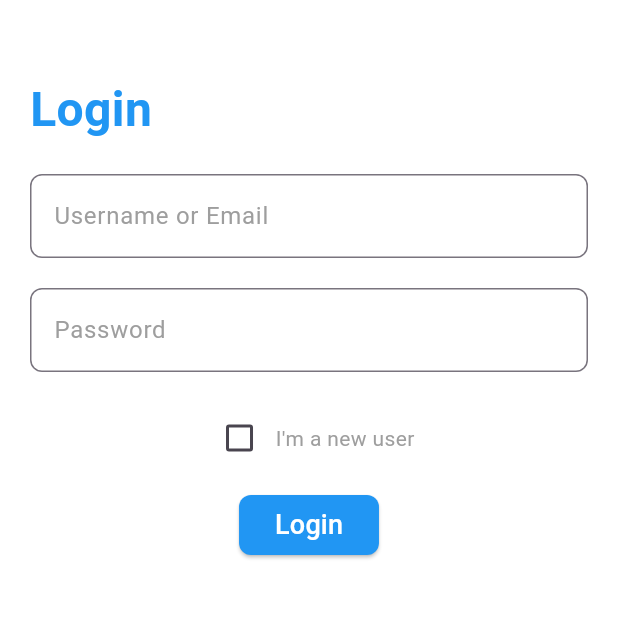
After one commit to androidvitb/Workout-Assistant, a Flutter app: the LoginScreen screen opened directly, on a phone screen of 412 x 824 dp, the top half of it. The commit adds this screen. Run offline on Flutter 3.47's test engine with Material 3 defaults, Android fonts, the phone set to English and light mode, and no system bars; our stand-ins replace firebase_core, firebase_database; accounts and stored records are empty.

Commit message:
User login feature using firebase completed

```diff
--- /dev/null
+++ b/lib/other_dart_files/login.dart
@@ -0,0 +1,119 @@
+import 'package:flutter/material.dart';
+import 'package:workout_assistant/other_dart_files/firebase_db.dart';
+
+class LoginScreen extends StatefulWidget {
+  const LoginScreen({super.key});
+
+  @override
+  State<LoginScreen> createState() => _LoginScreenState();
+}
+
+class _LoginScreenState extends State<LoginScreen> {
+  final TextEditingController usernameController = TextEditingController();
+  final TextEditingController passwordController = TextEditingController();
+
+  bool isNewUser = false;
+
+  @override
+  Widget build(BuildContext context) {
+    return Scaffold(
+      backgroundColor: Colors.white,
+      body: SingleChildScrollView(
+        child: Padding(
+          padding: const EdgeInsets.symmetric(horizontal: 20.0, vertical: 50.0),
+          child: Column(
+            crossAxisAlignment: CrossAxisAlignment.start,
+            children: [
+              const Text(
+                'Login',
+                style: TextStyle(
+                  fontSize: 32,
+                  fontWeight: FontWeight.bold,
+                  color: Colors.blue,
+                ),
+              ),
+              const SizedBox(height: 20),
+              TextField(
+                controller: usernameController,
+                decoration: InputDecoration(
+                  labelText: 'Username or Email',
+                  labelStyle: const TextStyle(color: Colors.grey),
+                  border: OutlineInputBorder(
+                    borderRadius: BorderRadius.circular(8.0),
+                  ),
+                ),
+              ),
+              const SizedBox(height: 20),
+              TextField(
+                controller: passwordController,
+                obscureText: true,
+                decoration: InputDecoration(
+                  labelText: 'Password',
+                  labelStyle: const TextStyle(color: Colors.grey),
+                  border: OutlineInputBorder(
+                    borderRadius: BorderRadius.circular(8.0),
+                  ),
+                ),
+              ),
+              const SizedBox(height: 20),
+              Row(
+                mainAxisAlignment: MainAxisAlignment.center,
+                children: [
+                  Checkbox(
+                    value: isNewUser,
+                    onChanged: (bool? value) {
+                      setState(() {
+                        isNewUser = value ?? false;
+                      });
+                    },
+                  ),
+                  const Text(
+                    "I'm a new user",
+                    style: TextStyle(
+                      color: Colors.grey,
+                    ),
+                  ),
+                ],
+              ),
+              const SizedBox(height: 10),
+              Center(
+                child: ElevatedButton(
+                  onPressed: () async {
+                    if (isNewUser) {
+                      if (await verifyUser(usernameController.text,
+                              passwordController.text) ==
+                          false) {
+                        makeNewUser(
+                            usernameController.text, passwordController.text);
+                      }
+                    } else {
+                      if (await verifyUser(
+                          usernameController.text, passwordController.text)) {
+                        print("Yes user got logged in");
+                      }
+                    }
+
+                    Navigator.pop(context);
+                  },
+                  style: ElevatedButton.styleFrom(
+                    backgroundColor: Colors.blue,
+                    shape: RoundedRectangleBorder(
+                      borderRadius: BorderRadius.circular(8.0),
+                    ),
+                  ),
+                  child: const Text(
+                    'Login',
+                    style: TextStyle(
+                      fontSize: 18,
+                      color: Colors.white,
+                    ),
+                  ),
+                ),
+              ),
+            ],
+          ),
+        ),
+      ),
+    );
+  }
+}
--- a/pubspec.yaml
+++ b/pubspec.yaml
@@ -2,7 +2,7 @@ name: workout_assistant
 description: "A new Flutter project."
 # The following line prevents the package from being accidentally published to
 # pub.dev using `flutter pub publish`. This is preferred for private packages.
-publish_to: 'none' # Remove this line if you wish to publish to pub.dev
+publish_to: "none" # Remove this line if you wish to publish to pub.dev
 
 # The following defines the version and build number for your application.
 # A version number is three numbers separated by dots, like 1.2.43
@@ -28,9 +28,10 @@ environment:
 # the latest version available on pub.dev. To see which dependencies have newer
 # versions available, run `flutter pub outdated`.
 dependencies:
+  firebase_core: 3.10.0
+  firebase_database: ^11.1.0
   flutter:
     sdk: flutter
-
 
   # The following adds the Cupertino Icons font to your application.
   # Use with the CupertinoIcons class for iOS style icons.
@@ -52,7 +53,6 @@ dev_dependencies:
 
 # The following section is specific to Flutter packages.
 flutter:
-
   # The following line ensures that the Material Icons font is
   # included with your application, so that you can use the icons in
   # the material Icons class.
```
Also changed, not shown: lib/main.dart (+22 -1 lines), lib/other_dart_files/firebase_db.dart (added, +38 -0 lines), lib/other_dart_files/create_plan.dart (renamed from lib/create_plan.dart), pubspec.lock, 3 other files.
